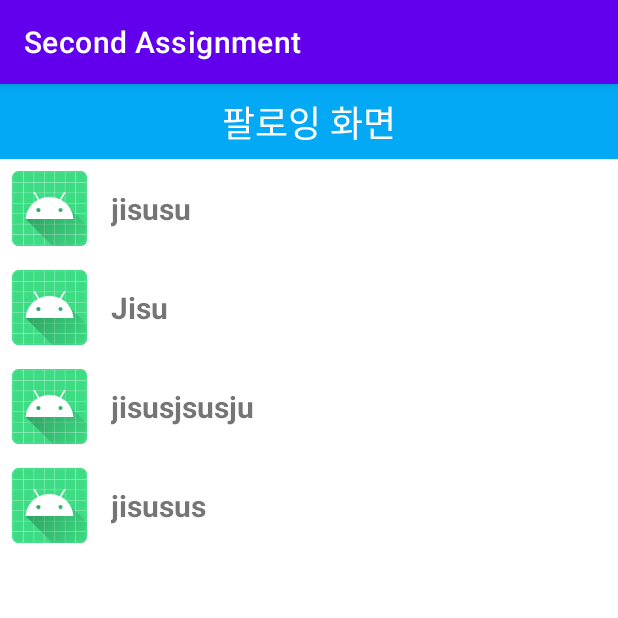
After one commit to SevenSevenAndroid/ButterZangzorim_ZisuGimbap, an Android app: the FollowingListFragment screen opened directly, with no data from a screen before it, on a phone screen of 412 x 824 dp, the top half of it. The commit adds this screen. Run offline under Robolectric (Android 15) with nearby library versions, the phone set to English and light mode, and no system bars.

Commit message:
HomeActivity -> UserInfoActivity : followingUser Recyclerview

```diff
--- a/app/src/main/AndroidManifest.xml
+++ b/app/src/main/AndroidManifest.xml
@@ -9,24 +9,16 @@
         android:roundIcon="@mipmap/ic_launcher_round"
         android:supportsRtl="true"
         android:theme="@style/Theme.SecondAssignment">
-
-        <activity android:name=".HomeActivity" />
-        <activity android:name=".SignUpActivity">
-
+        <activity android:name=".UserInfoActivity">
         </activity>
-
-        <activity android:name=".UserInfoActivity"/>
-        <activity android:name=".RepoInfoActivity">
-
-        </activity>
-
-        <activity android:name=".SignInActivity" >
+        <activity android:name=".home.HomeActivity" />
+        <activity android:name=".signup.SignUpActivity"></activity>
+        <activity android:name=".signin.SignInActivity">
             <intent-filter>
                 <action android:name="android.intent.action.MAIN" />
 
                 <category android:name="android.intent.category.LAUNCHER" />
             </intent-filter>
-
         </activity>
     </application>
 
--- /dev/null
+++ b/app/src/main/java/com/example/secondassignment/FollowingListAdapter.kt
@@ -0,0 +1,36 @@
+package com.example.secondassignment
+
+import android.view.LayoutInflater
+import android.view.ViewGroup
+import androidx.recyclerview.widget.RecyclerView
+import com.example.secondassignment.data.FollowingUserInfo
+import com.example.secondassignment.databinding.ItemFollowUserBinding
+
+class FollowingListAdapter : RecyclerView.Adapter<FollowingListAdapter.FollowingUserViewHolder>() {
+
+    val userList = mutableListOf<FollowingUserInfo>()
+
+    override fun onCreateViewHolder(parent: ViewGroup, viewType: Int): FollowingUserViewHolder {
+        val binding = ItemFollowUserBinding.inflate(
+            LayoutInflater.from(parent.context),
+            parent,
+            false
+        )
+        return FollowingUserViewHolder(binding)
+    }
+
+    override fun getItemCount(): Int = userList.size
+
+    override fun onBindViewHolder(holder: FollowingUserViewHolder, position: Int) {
+        holder.onBind(userList[position])
+    }
+
+    class FollowingUserViewHolder(
+        private val binding: ItemFollowUserBinding
+    ) : RecyclerView.ViewHolder(binding.root){
+        fun onBind(followingUserInfo: FollowingUserInfo){
+            binding.followUserName.text = followingUserInfo.userName
+        }
+    }
+
+}
--- /dev/null
+++ b/app/src/main/java/com/example/secondassignment/FollowingListFragment.kt
@@ -0,0 +1,57 @@
+package com.example.secondassignment
+
+import android.os.Bundle
+import androidx.fragment.app.Fragment
+import android.view.LayoutInflater
+import android.view.View
+import android.view.ViewGroup
+import com.example.secondassignment.data.FollowingUserInfo
+import com.example.secondassignment.databinding.FragmentFollowingListBinding
+
+
+
+class FollowingListFragment : Fragment() {
+
+    private var _binding: FragmentFollowingListBinding? =null
+    private val binding get() = _binding ?: error("View를 참조하기 위해 binding이 초기화되지 않았습니다.")
+    private lateinit var followingListAdapter: FollowingListAdapter
+
+    override fun onCreateView(
+        inflater: LayoutInflater, container: ViewGroup?,
+        savedInstanceState: Bundle?
+    ): View? {
+        _binding = FragmentFollowingListBinding.inflate(inflater, container, false)
+        return binding.root
+    }
+
+
+    override fun onViewCreated(view: View, savedInstanceState: Bundle?) {
+        super.onViewCreated(view, savedInstanceState)
+
+        followingListAdapter = FollowingListAdapter()
+
+        binding.userList.adapter = followingListAdapter
+
+        followingListAdapter.userList.addAll(
+            listOf<FollowingUserInfo>(
+                FollowingUserInfo(
+                    userImage = "dd",
+                    userName = "jisusu"
+                ),
+                FollowingUserInfo(
+                    userImage = "dd",
+                    userName = "Jisu"
+                ),
+                FollowingUserInfo(
+                    userImage = "dd",
+                    userName = "jisusjsusju"
+                ),
+                FollowingUserInfo(
+                    userImage = "dd",
+                    userName = "jisusus"
+                )
+            )
+        )
+        followingListAdapter.notifyDataSetChanged()
+    }
+}
--- /dev/null
+++ b/app/src/main/java/com/example/secondassignment/UserInfoActivity.kt
@@ -0,0 +1,21 @@
+package com.example.secondassignment
+
+import androidx.appcompat.app.AppCompatActivity
+import android.os.Bundle
+import com.example.secondassignment.databinding.ActivityUserInfoBinding
+
+class UserInfoActivity : AppCompatActivity() {
+
+    private lateinit var binding : ActivityUserInfoBinding
+
+    override fun onCreate(savedInstanceState: Bundle?) {
+        super.onCreate(savedInstanceState)
+        binding = ActivityUserInfoBinding.inflate(layoutInflater)
+        setContentView(binding.root)
+
+        val followingListFragment = FollowingListFragment()
+        val transaction = supportFragmentManager.beginTransaction()
+        transaction.add(R.id.user_info_fragment, followingListFragment)
+        transaction.commit()
+    }
+}
--- a/app/src/main/java/com/example/secondassignment/RepoListAdapter.kt
+++ b/app/src/main/java/com/example/secondassignment/adapter/RepoListAdapter.kt
@@ -1,8 +1,9 @@
-package com.example.secondassignment
+package com.example.secondassignment.adapter
 
 import android.view.LayoutInflater
 import android.view.ViewGroup
 import androidx.recyclerview.widget.RecyclerView
+import com.example.secondassignment.data.RepoInfo
 import com.example.secondassignment.databinding.ItemRepoBinding
 
 class RepoListAdapter:RecyclerView.Adapter<RepoListAdapter.RepoInfoViewHolder>() {
--- a/app/src/main/java/com/example/secondassignment/RepoInfo.kt
+++ b/app/src/main/java/com/example/secondassignment/data/RepoInfo.kt
@@ -1,4 +1,4 @@
-package com.example.secondassignment
+package com.example.secondassignment.data
 
 data class RepoInfo (
     val repoName:String,
--- a/app/src/main/java/com/example/secondassignment/HomeActivity.kt
+++ b/app/src/main/java/com/example/secondassignment/home/HomeActivity.kt
@@ -1,12 +1,11 @@
-package com.example.secondassignment
+package com.example.secondassignment.home
 
-import android.R
 import android.content.Intent
 import android.os.Bundle
-import android.view.View
-import android.widget.Button
-import android.widget.TextView
 import androidx.appcompat.app.AppCompatActivity
+import com.example.secondassignment.UserInfoActivity
+import com.example.secondassignment.data.RepoInfo
+import com.example.secondassignment.adapter.RepoListAdapter
 import com.example.secondassignment.databinding.ActivityHomeBinding
 
 
@@ -19,6 +18,7 @@ class HomeActivity : AppCompatActivity() {
         super.onCreate(savedInstanceState)
         binding = ActivityHomeBinding.inflate(layoutInflater)
         setContentView(binding.root)
+        searchFollowers()
 
         val repoListAdapter = RepoListAdapter()
         binding.recyclerviewRepository.adapter = repoListAdapter
@@ -51,5 +51,12 @@ class HomeActivity : AppCompatActivity() {
         repoListAdapter.notifyDataSetChanged()
 
     }
+    fun searchFollowers(){
+        binding.buttonHomeMore.setOnClickListener {
+            val intent = Intent(this@HomeActivity, UserInfoActivity::class.java)
+            startActivity(intent)
+            finish()
+        }
+    }
 
 }
--- a/app/src/main/java/com/example/secondassignment/SignUpActivity.kt
+++ b/app/src/main/java/com/example/secondassignment/signup/SignUpActivity.kt
@@ -1,4 +1,4 @@
-package com.example.secondassignment
+package com.example.secondassignment.signup
 
 import android.app.Activity
 import android.content.Intent
--- a/app/src/main/res/layout/activity_home.xml
+++ b/app/src/main/res/layout/activity_home.xml
@@ -4,7 +4,7 @@
     xmlns:tools="http://schemas.android.com/tools"
     android:layout_width="match_parent"
     android:layout_height="match_parent"
-    tools:context=".HomeActivity"
+    tools:context=".home.HomeActivity"
     android:paddingRight="16dp"
     android:paddingLeft="16dp"
     android:paddingTop="16dp">
--- a/app/src/main/res/layout/activity_sign_in.xml
+++ b/app/src/main/res/layout/activity_sign_in.xml
@@ -5,7 +5,7 @@
     android:layout_width="match_parent"
     android:layout_height="match_parent"
     android:paddingHorizontal="16dp"
-    tools:context=".SignInActivity">
+    tools:context=".signin.SignInActivity">
 
     <androidx.constraintlayout.widget.ConstraintLayout
         android:id = "@+id/sign_in_id_input_container"
--- a/app/src/main/res/layout/activity_sign_up.xml
+++ b/app/src/main/res/layout/activity_sign_up.xml
@@ -5,7 +5,7 @@
     android:layout_width="match_parent"
     android:layout_height="match_parent"
     android:paddingHorizontal="16dp"
-    tools:context=".SignUpActivity">
+    tools:context=".signup.SignUpActivity">
 
     <androidx.constraintlayout.widget.ConstraintLayout
         android:id = "@+id/sign_up_user_name_input_container"
--- /dev/null
+++ b/app/src/main/res/layout/activity_user_info.xml
@@ -0,0 +1,14 @@
+<?xml version="1.0" encoding="utf-8"?>
+<androidx.constraintlayout.widget.ConstraintLayout xmlns:android="http://schemas.android.com/apk/res/android"
+    xmlns:app="http://schemas.android.com/apk/res-auto"
+    xmlns:tools="http://schemas.android.com/tools"
+    android:layout_width="match_parent"
+    android:layout_height="match_parent"
+    tools:context=".UserInfoActivity">
+
+    <androidx.fragment.app.FragmentContainerView
+        android:id="@+id/user_info_fragment"
+        android:layout_width="match_parent"
+        android:layout_height="match_parent"/>
+
+</androidx.constraintlayout.widget.ConstraintLayout>
--- /dev/null
+++ b/app/src/main/res/layout/fragment_following_list.xml
@@ -0,0 +1,40 @@
+<?xml version="1.0" encoding="utf-8"?>
+<androidx.constraintlayout.widget.ConstraintLayout
+    xmlns:app="http://schemas.android.com/apk/res-auto"
+    xmlns:tools="http://schemas.android.com/tools"
+    xmlns:android="http://schemas.android.com/apk/res/android"
+    android:layout_height="match_parent"
+    android:layout_width="match_parent"
+    android:id="@+id/constraintLayout">
+
+    <androidx.constraintlayout.widget.ConstraintLayout
+        android:id="@+id/constraintLayout2"
+        android:layout_width="match_parent"
+        android:layout_height="50dp"
+        android:background="#03A9F4"
+        app:layout_constraintTop_toTopOf="parent">
+
+        <TextView
+            android:id="@+id/textview_followinglist"
+            android:layout_width="wrap_content"
+            android:layout_height="wrap_content"
+            android:text="팔로잉 화면"
+            android:textColor="@color/white"
+            android:textSize="24sp"
+            app:layout_constraintBottom_toBottomOf="parent"
+            app:layout_constraintEnd_toEndOf="parent"
+            app:layout_constraintStart_toStartOf="parent"
+            app:layout_constraintTop_toTopOf="parent" />
+
+    </androidx.constraintlayout.widget.ConstraintLayout>
+
+    <androidx.recyclerview.widget.RecyclerView
+        android:id="@+id/user_list"
+        android:layout_width="match_parent"
+        android:layout_height="0dp"
+        app:layoutManager="androidx.recyclerview.widget.LinearLayoutManager"
+        app:layout_constraintBottom_toBottomOf="parent"
+        app:layout_constraintTop_toBottomOf="@+id/constraintLayout2"
+        tools:listitem="@layout/item_follow_user" />
+
+</androidx.constraintlayout.widget.ConstraintLayout>
--- /dev/null
+++ b/app/src/main/res/layout/item_follow_user.xml
@@ -0,0 +1,33 @@
+<?xml version="1.0" encoding="utf-8"?>
+<androidx.constraintlayout.widget.ConstraintLayout
+    xmlns:android="http://schemas.android.com/apk/res/android"
+    android:layout_width="match_parent"
+    android:layout_height="wrap_content"
+    xmlns:app="http://schemas.android.com/apk/res-auto"
+    xmlns:tools="http://schemas.android.com/tools"
+    android:padding="8dp">
+
+    <ImageView
+        android:id="@+id/follow_user_image"
+        android:layout_width="50dp"
+        android:layout_height="0dp"
+        android:src="@mipmap/ic_launcher"
+        app:layout_constraintBottom_toBottomOf="parent"
+        app:layout_constraintStart_toStartOf="parent"
+        app:layout_constraintTop_toTopOf="parent"
+        app:layout_constraintDimensionRatio="1:1"/>
+    <TextView
+        android:id="@+id/follow_user_name"
+        android:layout_width="0dp"
+        android:layout_height="wrap_content"
+        android:textSize="20sp"
+        android:textStyle="bold"
+        android:layout_marginHorizontal="16dp"
+        app:layout_constraintBottom_toBottomOf="@id/follow_user_image"
+        app:layout_constraintTop_toTopOf="@id/follow_user_image"
+        app:layout_constraintEnd_toEndOf="parent"
+        app:layout_constraintStart_toEndOf="@id/follow_user_image"
+        tools:text="userID"/>
+
+
+</androidx.constraintlayout.widget.ConstraintLayout>
```
Also changed, not shown: app/src/main/java/com/example/secondassignment/signin/SignInActivity.kt (renamed from app/src/main/java/com/example/secondassignment/SignInActivity.kt, +3 -6 lines).
